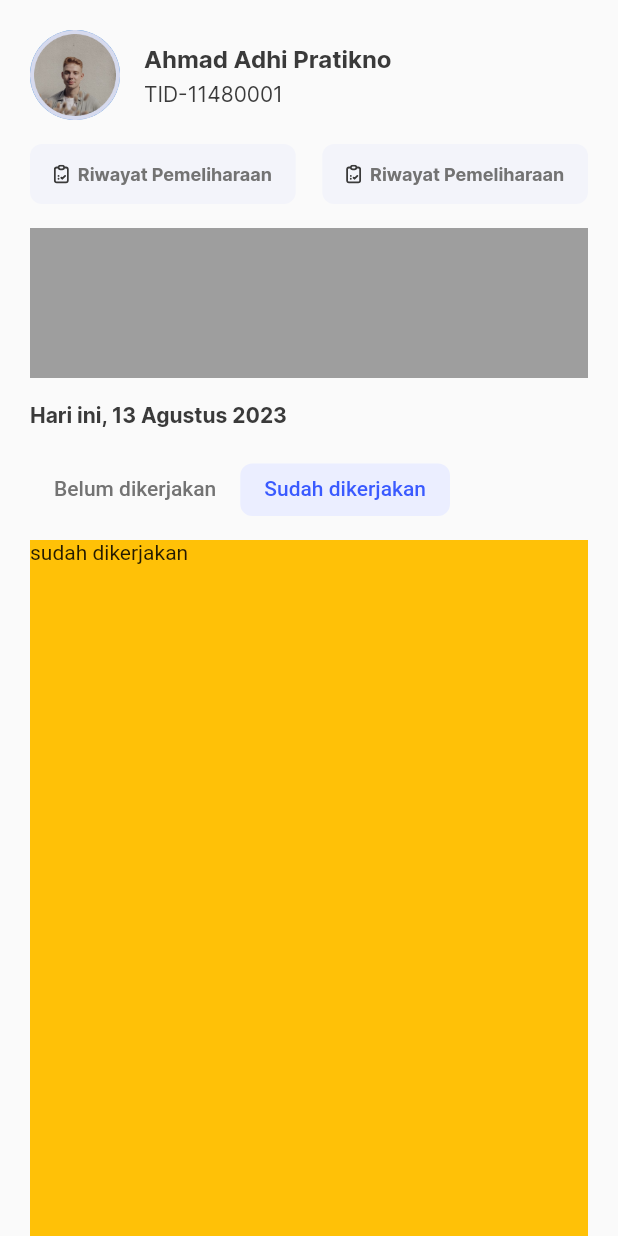
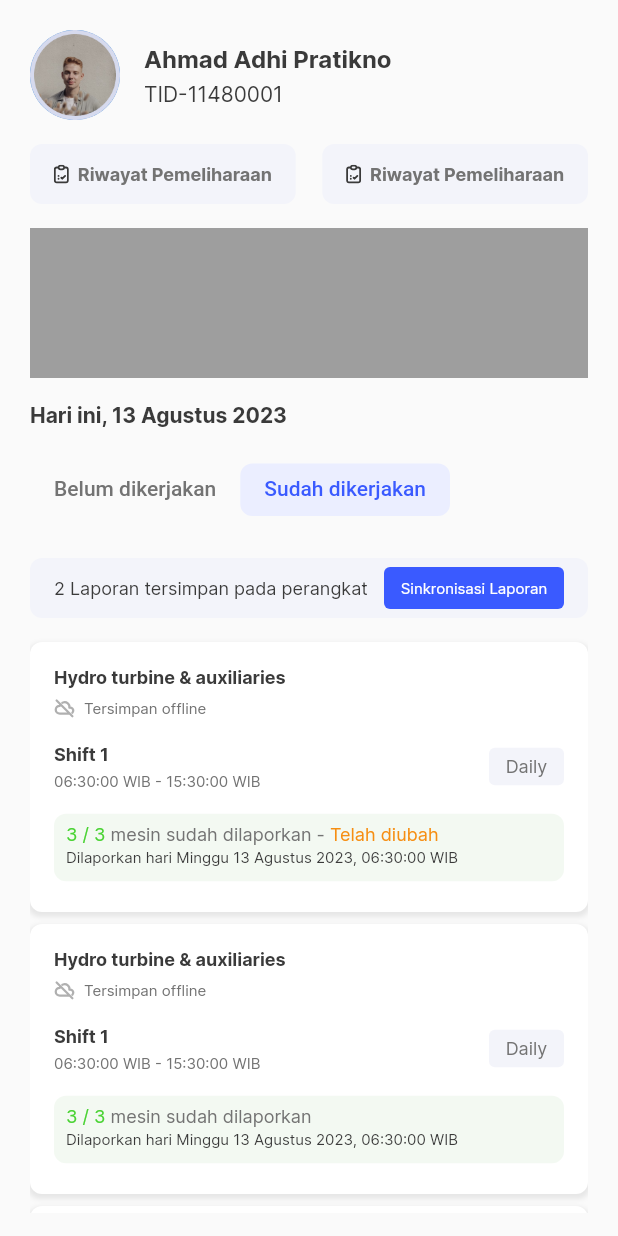
Before and after one commit to framadhan99/PLTA-app, a Flutter app: the LandingPage screen opened directly, tab 2 chosen, on a phone screen of 412 x 824 dp. Run offline on Flutter 3.47's test engine with Material 2 defaults, Android fonts, the phone set to English and light mode, and no system bars; our stand-ins replace flutter_svg.

Commit message:
landing page sudah dikerjakan

```diff
--- a/lib/config/asset_colors.dart
+++ b/lib/config/asset_colors.dart
@@ -10,4 +10,8 @@ class AssetColors {
   static const Color colorButton = Color(0xFF3A5AFF);
   static const Color blue = Color(0xFF3A5AFF);
   static const Color blueLight = Color(0xffEBEEFF);
+  static const Color orangeLightes = Color(0xffF9F5EA);
+  static const Color orange = Color(0xFFF68E12);
+  static const Color greenLight = Color(0xFFF3F9F2);
+  static const Color green = Color(0xFF4AD334);
 }
--- a/lib/config/asset_paths.dart
+++ b/lib/config/asset_paths.dart
@@ -3,6 +3,7 @@ class AssetPaths {
   static const String icLocation = "assets/icons/icLocation.svg";
   static const String icSetting = "assets/icons/icSetting.svg";
   static const String icRiwayat = "assets/icons/icRiwayat.svg";
+  static const String icCloud = "assets/icons/icCloud.svg";
 
   static const String imgMesin = "assets/images/mesin.png";
   static const String imgProfile = "assets/images/imgProfile.png";
--- a/lib/pages/landing_page.dart
+++ b/lib/pages/landing_page.dart
@@ -4,6 +4,8 @@ import 'package:plta_app/config/asset_colors.dart';
 import 'package:plta_app/config/asset_paths.dart';
 import 'package:plta_app/config/asset_style.dart';
 import 'package:plta_app/config/ui_helper.dart';
+import 'package:plta_app/pages/tab/tab_belum_dikerjakan.dart';
+import 'package:plta_app/pages/tab/tab_sudah_dikerjakan.dart';
 import 'package:plta_app/widgets/card/card_grey.dart';
 import 'package:plta_app/widgets/chip/chip_primary.dart';
 
@@ -45,6 +47,7 @@ class _LandingPageState extends State<LandingPage>
     return Scaffold(
       body: SafeArea(
         child: SingleChildScrollView(
+          physics: NeverScrollableScrollPhysics(),
           padding: EdgeInsets.symmetric(horizontal: 20),
           child: Column(
             crossAxisAlignment: CrossAxisAlignment.start,
@@ -136,28 +139,6 @@ class _LandingPageState extends State<LandingPage>
                 ),
               ),
               verticalSpace(24),
-              // Row(
-              //   children: [
-              //     ChipPrimary(
-              //       active: chip[0][0],
-              //       onTap: () {
-              //         setState(() {
-              //           chip[0][0] = !chip[0][0];
-              //         });
-              //       },
-              //       label: chip[0][1],
-              //     ),
-              //     ChipPrimary(
-              //       active: chip[1][0],
-              //       onTap: () {
-              //         setState(() {
-              //           chip[1][0] = !chip[1][0];
-              //         });
-              //       },
-              //       label: chip[1][1],
-              //     ),
-              //   ],
-              // ),
               Container(
                 height: 35,
                 child: Align(
@@ -183,15 +164,14 @@ class _LandingPageState extends State<LandingPage>
                   ),
                 ),
               ),
-              verticalSpace(16),
-              Container(
-                height: screenHeight(context),
-                decoration: BoxDecoration(color: Colors.amber),
+              verticalSpace(28),
+              SizedBox(
+                height: screenHeightPercentage(context) * 0.53,
                 child: TabBarView(
                   controller: _controller,
                   children: [
-                    Text('Belum dikerjakan'),
-                    Text('sudah dikerjakan'),
+                    TabBelumDikerjakan(),
+                    TabSudahDikerjakan(),
                   ],
                 ),
               ),
--- /dev/null
+++ b/lib/pages/tab/tab_sudah_dikerjakan.dart
@@ -0,0 +1,286 @@
+import 'package:flutter/material.dart';
+import 'package:flutter_svg/flutter_svg.dart';
+import 'package:plta_app/config/asset_colors.dart';
+import 'package:plta_app/config/asset_paths.dart';
+import 'package:plta_app/config/asset_style.dart';
+import 'package:plta_app/config/ui_helper.dart';
+import 'package:plta_app/widgets/card/card_grey.dart';
+import 'package:plta_app/widgets/card/card_shadow_widget.dart';
+
+class TabSudahDikerjakan extends StatelessWidget {
+  const TabSudahDikerjakan({super.key});
+
+  @override
+  Widget build(BuildContext context) {
+    return SingleChildScrollView(
+      child: Column(
+        children: [
+          CardGrey(
+            padding: EdgeInsets.symmetric(horizontal: 16, vertical: 6),
+            height: 40,
+            child: Row(
+              mainAxisAlignment: MainAxisAlignment.center,
+              crossAxisAlignment: CrossAxisAlignment.center,
+              children: [
+                Text(
+                  '2 Laporan tersimpan pada perangkat',
+                  style: AssetStyle.desText.copyWith(
+                    color: AssetColors.grey,
+                  ),
+                ),
+                Spacer(),
+                GestureDetector(
+                  onTap: () {},
+                  child: Container(
+                    height: 50,
+                    width: 120,
+                    decoration: BoxDecoration(
+                      color: AssetColors.colorButton,
+                      borderRadius: BorderRadius.circular(4),
+                    ),
+                    alignment: Alignment.center,
+                    child: Text(
+                      'Sinkronisasi Laporan',
+                      style: AssetStyle.primaryText.copyWith(
+                        color: Colors.white,
+                        fontSize: 10,
+                      ),
+                    ),
+                  ),
+                ),
+              ],
+            ),
+          ),
+          verticalSpace(16),
+          CardShadow(
+            height: 180,
+            width: screenWidth(context),
+            child: Column(
+              crossAxisAlignment: CrossAxisAlignment.start,
+              children: [
+                Text(
+                  'Hydro turbine & auxiliaries',
+                  style: AssetStyle.bigTitle.copyWith(fontSize: 12),
+                ),
+                verticalSpace(6),
+                Row(
+                  children: [
+                    SvgPicture.asset(
+                      AssetPaths.icCloud,
+                      width: 14,
+                    ),
+                    horizontalSpace(6),
+                    Text(
+                      'Tersimpan offline',
+                      style: AssetStyle.desText.copyWith(
+                        fontWeight: FontWeight.w500,
+                        fontSize: 10,
+                      ),
+                    ),
+                  ],
+                ),
+                verticalSpace(16),
+                Row(
+                  children: [
+                    Column(
+                      crossAxisAlignment: CrossAxisAlignment.start,
+                      children: [
+                        Text(
+                          'Shift 1',
+                          style: AssetStyle.bigTitle.copyWith(fontSize: 12),
+                        ),
+                        verticalSpace(4),
+                        Text(
+                          '06:30:00 WIB - 15:30:00 WIB',
+                          style: AssetStyle.desText.copyWith(
+                            fontWeight: FontWeight.w500,
+                            fontSize: 10,
+                          ),
+                        ),
+                      ],
+                    ),
+                    Spacer(),
+                    Container(
+                      width: 50,
+                      height: 25,
+                      decoration: BoxDecoration(
+                        color: AssetColors.greyLightes,
+                        borderRadius: BorderRadius.circular(4),
+                      ),
+                      alignment: Alignment.center,
+                      child: Text(
+                        'Daily',
+                        style: AssetStyle.desText,
+                      ),
+                    ),
+                  ],
+                ),
+                verticalSpace(16),
+                CardGrey(
+                  color: AssetColors.greenLight,
+                  padding: EdgeInsets.symmetric(horizontal: 8, vertical: 6),
+                  height: 45,
+                  child: Column(
+                    crossAxisAlignment: CrossAxisAlignment.start,
+                    children: [
+                      Row(
+                        crossAxisAlignment: CrossAxisAlignment.center,
+                        children: [
+                          Text(
+                            '3 / 3 ',
+                            style: AssetStyle.desText.copyWith(
+                              fontWeight: FontWeight.w500,
+                              color: AssetColors.green,
+                            ),
+                          ),
+                          Text(
+                            'mesin sudah dilaporkan - ',
+                            style: AssetStyle.desText.copyWith(
+                              fontWeight: FontWeight.w500,
+                            ),
+                          ),
+                          Text(
+                            'Telah diubah',
+                            style: AssetStyle.desText.copyWith(
+                              fontWeight: FontWeight.w500,
+                              color: AssetColors.orange,
+                            ),
+                          ),
+                        ],
+                      ),
+                      verticalSpace(2),
+                      Text(
+                        'Dilaporkan hari Minggu 13 Agustus 2023, 06:30:00 WIB',
+                        style: AssetStyle.primaryText.copyWith(
+                          fontWeight: FontWeight.w500,
+                          fontSize: 10,
+                        ),
+                      ),
+                    ],
+                  ),
+                ),
+              ],
+            ),
+          ),
+          verticalSpace(8),
+          ...List.generate(
+            10,
+            (index) => Padding(
+              padding: const EdgeInsets.only(bottom: 8),
+              child: CardShadow(
+                height: 180,
+                width: screenWidth(context),
+                child: Column(
+                  crossAxisAlignment: CrossAxisAlignment.start,
+                  children: [
+                    Text(
+                      'Hydro turbine & auxiliaries',
+                      style: AssetStyle.bigTitle.copyWith(fontSize: 12),
+                    ),
+                    verticalSpace(6),
+                    Row(
+                      children: [
+                        SvgPicture.asset(
+                          AssetPaths.icCloud,
+                          width: 14,
+                        ),
+                        horizontalSpace(6),
+                        Text(
+                          'Tersimpan offline',
+                          style: AssetStyle.desText.copyWith(
+                            fontWeight: FontWeight.w500,
+                            fontSize: 10,
+                          ),
+                        ),
+                      ],
+                    ),
+                    verticalSpace(16),
+                    Row(
+                      children: [
+                        Column(
+                          crossAxisAlignment: CrossAxisAlignment.start,
+                          children: [
+                            Text(
+                              'Shift 1',
+                              style: AssetStyle.bigTitle.copyWith(fontSize: 12),
+                            ),
+                            verticalSpace(4),
+                            Text(
+                              '06:30:00 WIB - 15:30:00 WIB',
+                              style: AssetStyle.desText.copyWith(
+                                fontWeight: FontWeight.w500,
+                                fontSize: 10,
+                              ),
+                            ),
+                          ],
+                        ),
+                        Spacer(),
+                        Container(
+                          width: 50,
+                          height: 25,
+                          decoration: BoxDecoration(
+                            color: AssetColors.greyLightes,
+                            borderRadius: BorderRadius.circular(4),
+                          ),
+                          alignment: Alignment.center,
+                          child: Text(
+                            'Daily',
+                            style: AssetStyle.desText,
+                          ),
+                        ),
+                      ],
+                    ),
+                    verticalSpace(16),
+                    CardGrey(
+                      color: AssetColors.greenLight,
+                      padding: EdgeInsets.symmetric(horizontal: 8, vertical: 6),
+                      height: 45,
+                      child: Column(
+                        crossAxisAlignment: CrossAxisAlignment.start,
+                        children: [
+                          Row(
+                            crossAxisAlignment: CrossAxisAlignment.center,
+                            children: [
+                              Text(
+                                '3 / 3 ',
+                                style: AssetStyle.desText.copyWith(
+                                  fontWeight: FontWeight.w500,
+                                  color: AssetColors.green,
+                                ),
+                              ),
+                              Text(
+                                'mesin sudah dilaporkan',
+                                style: AssetStyle.desText.copyWith(
+                                  fontWeight: FontWeight.w500,
+                                ),
+                              ),
+                              // Text(
+                              //   'Telah diubah',
+                              //   style: AssetStyle.desText.copyWith(
+                              //     fontWeight: FontWeight.w500,
+                              //     color: AssetColors.orange,
+                              //   ),
+                              // ),
+                            ],
+                          ),
+                          verticalSpace(2),
+                          Text(
+                            'Dilaporkan hari Minggu 13 Agustus 2023, 06:30:00 WIB',
+                            style: AssetStyle.primaryText.copyWith(
+                              fontWeight: FontWeight.w500,
+                              fontSize: 10,
+                            ),
+                          ),
+                        ],
+                      ),
+                    ),
+                  ],
+                ),
+              ),
+            ),
+          )
+        ],
+      ),
+    );
+  }
+}
--- a/lib/widgets/card/card_grey.dart
+++ b/lib/widgets/card/card_grey.dart
@@ -10,12 +10,14 @@ class CardGrey extends StatelessWidget {
     required this.child,
     this.width,
     this.padding,
+    this.color,
   }) : super(key: key);
 
   final double height;
   final double? width;
   final Widget child;
   final EdgeInsets? padding;
+  final Color? color;
 
   @override
   Widget build(BuildContext context) {
@@ -30,7 +32,7 @@ class CardGrey extends StatelessWidget {
       height: height,
       width: width ?? screenWidth(context),
       decoration: BoxDecoration(
-          color: AssetColors.greyLightes,
+          color: color ?? AssetColors.greyLightes,
           borderRadius: BorderRadius.circular(8)),
       child: child,
     );
```
Also changed, not shown: lib/pages/tab/tab_belum_dikerjakan.dart (added, +246 -0 lines), assets/icons/icCloud.svg (added).
